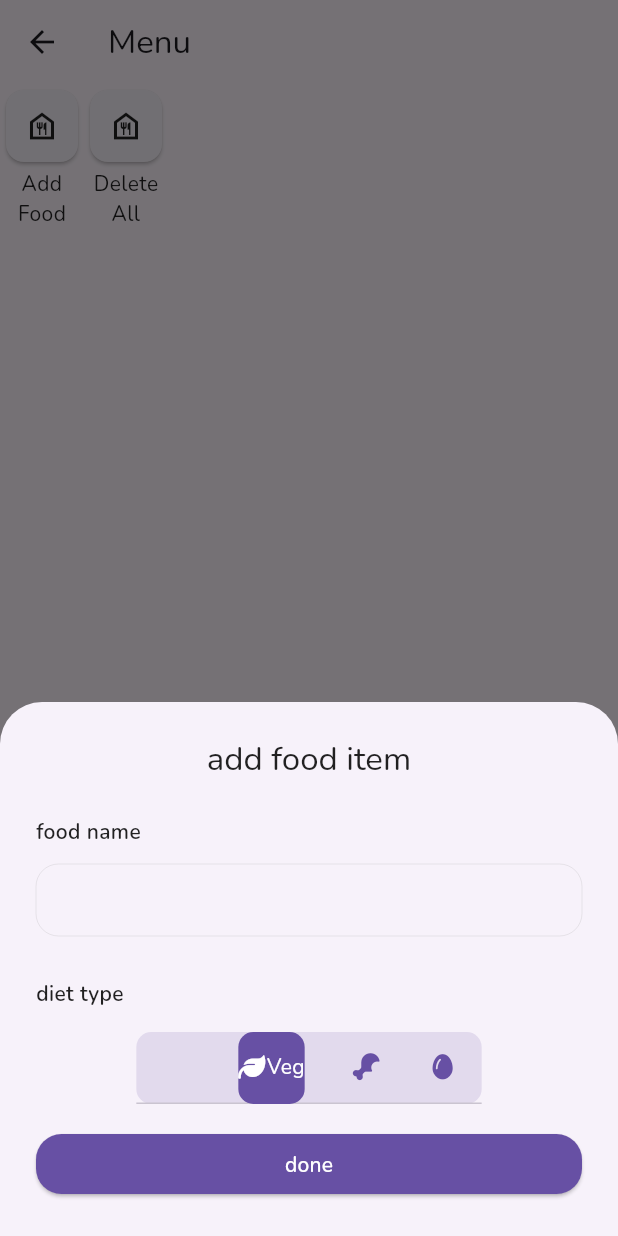
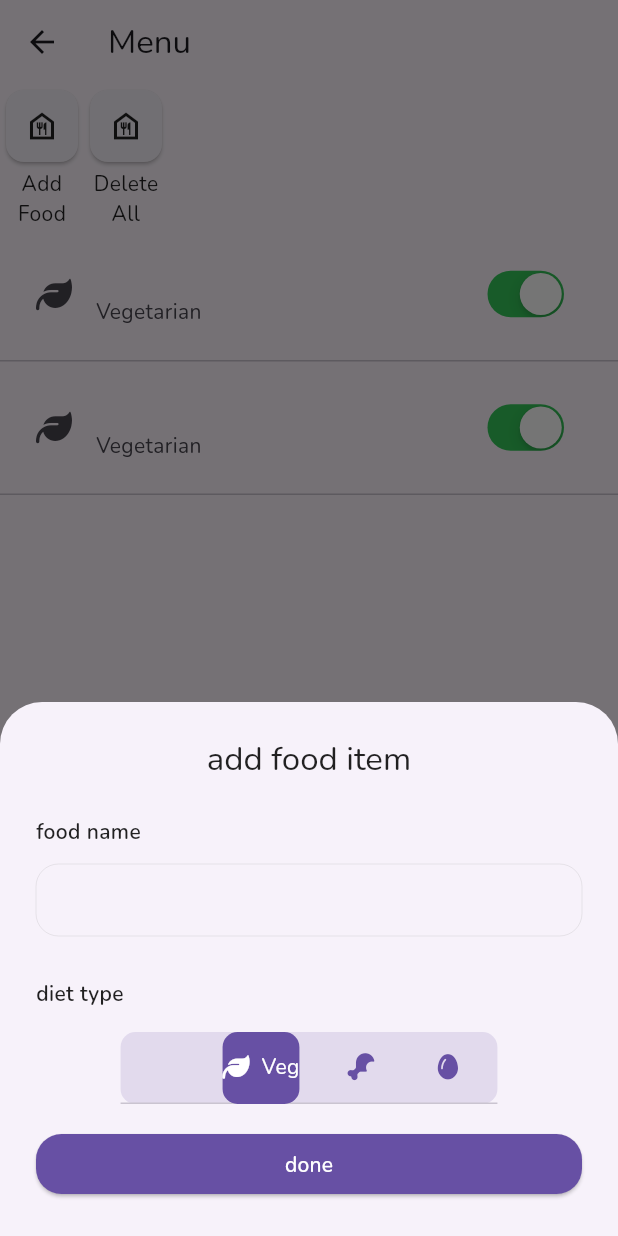
Before and after one commit to RaghavTheGreat1/anaaj, a Flutter app: the DonorMenuScreen screen opened directly, after a tap on the "food bank" icon, on a phone screen of 412 x 824 dp. Run offline on Flutter 3.47's test engine with Material 2 defaults, Android fonts, the phone set to English and light mode, and no system bars; our stand-ins replace awesome_snackbar_content, cloud_firestore, connectivity_plus, firebase_auth, firebase_core, flutter_spinkit and 10 more; accounts and stored records are empty.

Commit message:
hardcoded food item tile

```diff
--- a/lib/models/diet_type.dart
+++ b/lib/models/diet_type.dart
@@ -1,3 +1,6 @@
+import 'package:flutter/material.dart';
+import 'package:font_awesome_flutter/font_awesome_flutter.dart';
+
 enum DietType {
   vegetarian,
   nonVegetarian,
@@ -9,9 +12,9 @@ extension DietTypeExtension on DietType {
     return DietType.values.elementAt(index);
   }
 
-  String displayName(DietType dietType) {
+  String get displayName {
     String name;
-    switch (dietType) {
+    switch (this) {
       case DietType.vegetarian:
         name = 'Vegetarian';
         break;
@@ -46,4 +49,24 @@ extension DietTypeExtension on DietType {
     }
     return dietType;
   }
+
+  IconData get getIconData {
+    IconData iconData;
+    switch (this) {
+      case DietType.vegetarian:
+        iconData = FontAwesomeIcons.leaf;
+        break;
+      case DietType.nonVegetarian:
+        iconData = FontAwesomeIcons.drumstickBite;
+        break;
+      case DietType.eggetarian:
+        iconData = FontAwesomeIcons.egg;
+        break;
+      default:
+        iconData = FontAwesomeIcons.leaf;
+
+        break;
+    }
+    return iconData;
+  }
 }
--- a/lib/screens/donor/screens/menu_screen/donor_menu_screen.dart
+++ b/lib/screens/donor/screens/menu_screen/donor_menu_screen.dart
@@ -1,3 +1,7 @@
+import 'package:anaaj/models/diet_type.dart';
+import 'package:anaaj/models/food_item.dart';
+import 'package:anaaj/widgets/tile_layout.dart';
+import 'package:flutter/cupertino.dart';
 import 'package:flutter/material.dart';
 
 import 'widgets/add_food_item_menu.dart';
@@ -66,8 +70,18 @@ class DonorMenuScreen extends StatelessWidget {
             delegate: SliverChildBuilderDelegate(
               (context, index) {
                 //TODO: Implement Foods List
-                return null;
+                return Column(
+                  children: [
+                    FoodItemTile(
+                      foodItem: FoodItem.raw(),
+                    ),
+                    Divider(
+                      height: 0,
+                    ),
+                  ],
+                );
               },
+              childCount: 2,
             ),
           )
         ],
@@ -75,3 +89,30 @@ class DonorMenuScreen extends StatelessWidget {
     );
   }
 }
+
+class FoodItemTile extends StatelessWidget {
+  const FoodItemTile({
+    Key? key,
+    required this.foodItem,
+  }) : super(key: key);
+
+  final FoodItem foodItem;
+
+  @override
+  Widget build(BuildContext context) {
+    return TileLayout(
+      onTap: () {},
+      listTile: ListTile(
+        leading: Icon(foodItem.dietType.getIconData),
+        title: Text(foodItem.name),
+        subtitle: Text(foodItem.dietType.displayName),
+        trailing: CupertinoSwitch(
+          value: foodItem.stockStatus,
+          onChanged: (value) {
+            //TODO: Implement stock disable
+          },
+        ),
+      ),
+    );
+  }
+}
--- a/lib/screens/donor/screens/menu_screen/widgets/diet_type_selector.dart
+++ b/lib/screens/donor/screens/menu_screen/widgets/diet_type_selector.dart
@@ -113,7 +113,7 @@ class _CustomTab extends StatelessWidget {
               },
             ),
             const SizedBox(
-              width: 1,
+              width: 8,
             ),
             TweenAnimationBuilder<double>(
               duration: const Duration(milliseconds: 700),
--- /dev/null
+++ b/lib/widgets/tile_layout.dart
@@ -0,0 +1,33 @@
+import 'package:flutter/material.dart';
+
+class TileLayout extends StatelessWidget {
+  const TileLayout({
+    Key? key,
+    this.onTap,
+    required this.listTile,
+  }) : super(key: key);
+
+  final GestureTapCallback? onTap;
+
+  final Widget listTile;
+
+  @override
+  Widget build(BuildContext context) {
+    return InkWell(
+      onTap: onTap,
+      child: Column(
+        mainAxisSize: MainAxisSize.min,
+        children: [
+          Padding(
+            padding: const EdgeInsets.all(8.0),
+            child: listTile,
+          ),
+          const Divider(
+            height: 1,
+            thickness: 0.05,
+          ),
+        ],
+      ),
+    );
+  }
+}
```
